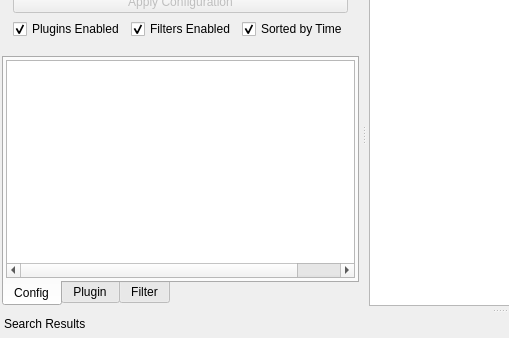
Before: the Qt Designer form src/mainwindow.ui in vpilo/dlt-viewer, drawn with Qt 5; both pictures show x 0 to 509 and y 89 to 427 of the 1001 by 658 pixel window.
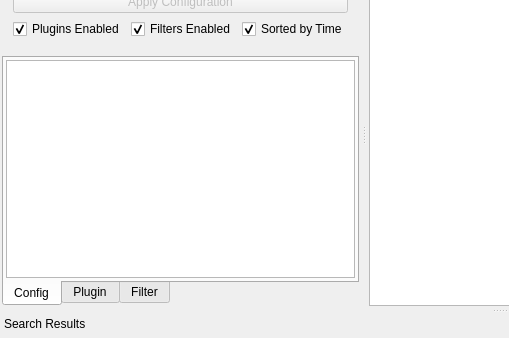
After: the same form once the commit is applied. Icons and pictures are not drawn. Custom widgets are drawn as their Qt base class.

Commit message:
Improved the ECU list
* Better colors
* More understandable labeling
* Updated more often

Diff of the .ui file:
```diff
--- a/src/mainwindow.ui
+++ b/src/mainwindow.ui
@@ -466,11 +466,30 @@
            <attribute name="headerVisible">
             <bool>false</bool>
            </attribute>
+           <attribute name="headerCascadingSectionResizes">
+            <bool>true</bool>
+           </attribute>
+           <attribute name="headerDefaultSectionSize">
+            <number>40</number>
+           </attribute>
+           <attribute name="headerMinimumSectionSize">
+            <number>20</number>
+           </attribute>
            <column>
             <property name="text">
              <string notr="true">Id</string>
             </property>
            </column>
+           <column>
+            <property name="text">
+             <string>Status</string>
+            </property>
+           </column>
+           <column>
+            <property name="text">
+             <string>Location</string>
+            </property>
+           </column>
            <column>
             <property name="text">
              <string>Description</string>
```
Left out of the diff: 102 changed lines with no effect on the pictures. The commit also changes 2 other files.
